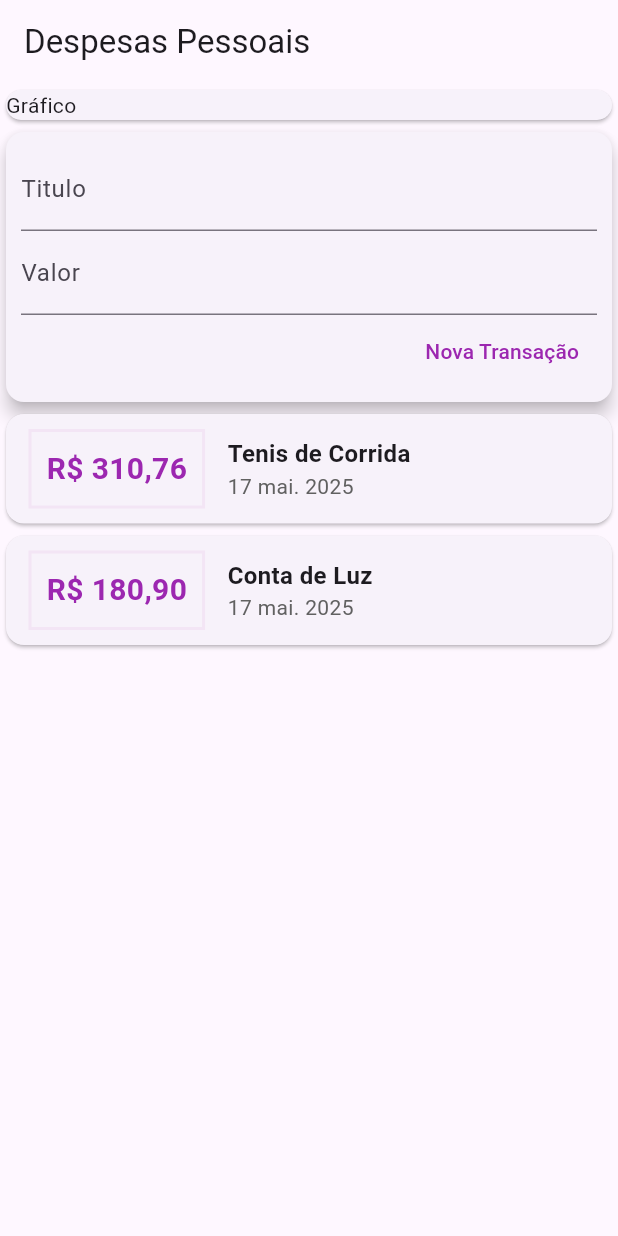
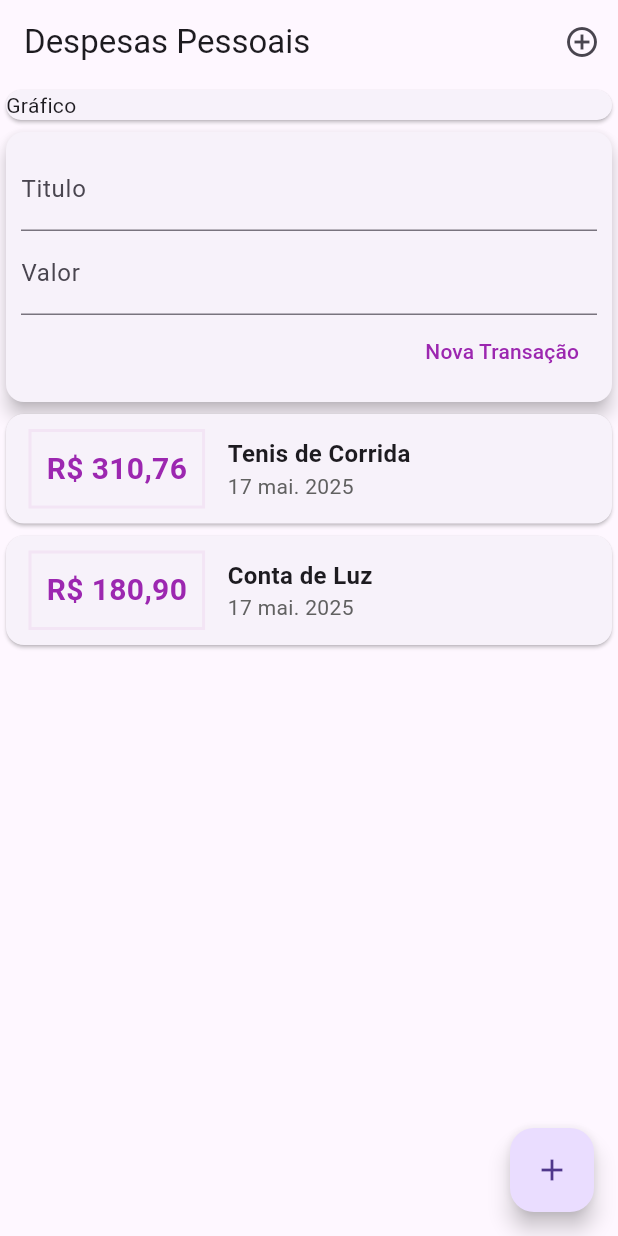
Before and after one commit to maitabom/expenses, a Flutter app: the screen it shows after launch, on a phone screen of 412 x 824 dp. Run offline on Flutter 3.47's test engine with Material 3 defaults, Android fonts, the phone set to English and light mode, and no system bars.

Commit message:
feat: reorganizar o código do AppBar para melhor legibilidade

```diff
--- a/lib/pages/home.dart
+++ b/lib/pages/home.dart
@@ -7,13 +7,22 @@ class HomePage extends StatelessWidget {
   @override
   Widget build(BuildContext context) {
     return Scaffold(
-      appBar: AppBar(title: Text('Despesas Pessoais')),
+      appBar: AppBar(
+        title: Text('Despesas Pessoais'),
+        actions: [
+          IconButton(icon: Icon(Icons.add_circle_outline), onPressed: () {}),
+        ],
+      ),
       body: SingleChildScrollView(
         child: Column(
           crossAxisAlignment: CrossAxisAlignment.stretch,
           children: <Widget>[Card(child: Text('Gráfico')), TransactionUser()],
         ),
       ),
+      floatingActionButton: FloatingActionButton(
+        child: Icon(Icons.add),
+        onPressed: () {},
+      ),
     );
   }
 }
```
